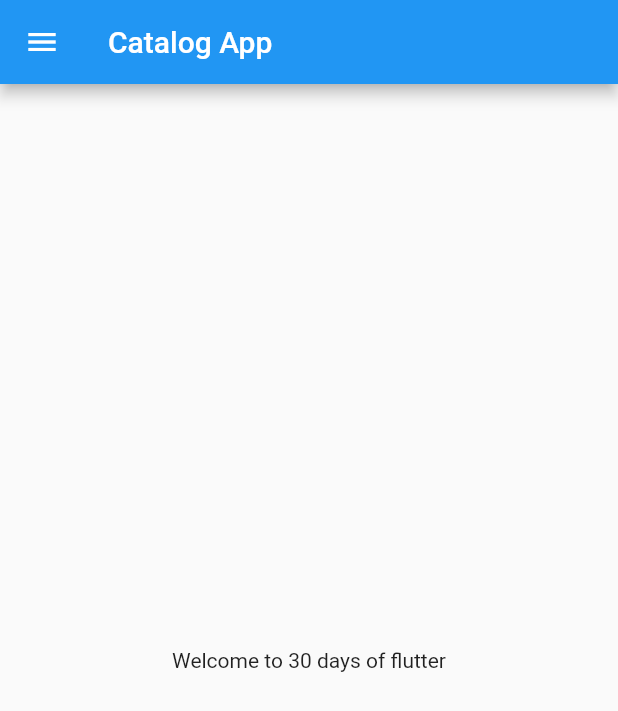
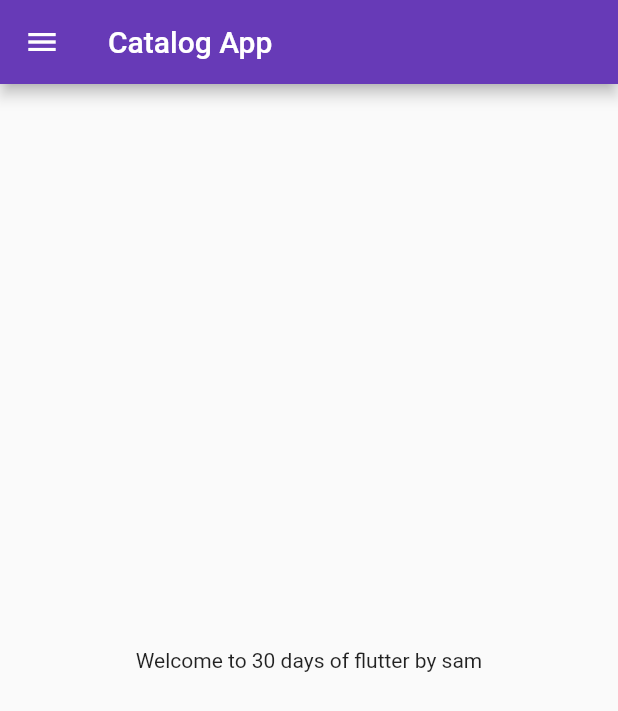
Before and after one commit to mohdsalmanp8666/30DaysOfFlutter, a Flutter app: the screen it shows after launch, on a phone screen of 412 x 824 dp. Shown: the top 711 px of the screen. Run offline on Flutter 3.47's test engine with Material 2 defaults, Android fonts, the phone set to English and light mode, and no system bars.

Commit message:
Day 3 completed

```diff
--- a/lib/main.dart
+++ b/lib/main.dart
@@ -1,5 +1,6 @@
 import 'package:flutter/material.dart';
-import 'package:flutter_catalog/home_page.dart';
+import 'package:flutter_catalog/pages/home_page.dart';
+import 'package:flutter_catalog/pages/login_page.dart';
 
 void main() {
   runApp(MyApp());
@@ -9,7 +10,20 @@ class MyApp extends StatelessWidget {
   @override
   Widget build(BuildContext context) {
     return MaterialApp(
-      home: HomePage(),
+      themeMode: ThemeMode.light,
+      theme: ThemeData(
+        primarySwatch: Colors.deepPurple,
+      ),
+      darkTheme: ThemeData(
+        brightness: Brightness.dark,
+      ),
+      // home: LoginPage(),
+      // initialRoute: "/login",
+      routes: {
+        "/": (context) => HomePage(),
+        "/home": (context) => HomePage(),
+        "/login": (context) => LoginPage(),
+      },
     );
   }
 }
--- a/lib/home_page.dart
+++ b/lib/pages/home_page.dart
@@ -14,7 +14,7 @@ class _HomePageState extends State<HomePage> {
       ),
       body: Center(
         child: Container(
-          child: Text("Welcome to 30 days of flutter"),
+          child: Text("Welcome to 30 days of flutter by sam"),
         ),
       ),
       drawer: Drawer(),
```
Also changed, not shown: lib/pages/login_page.dart (added, +26 -0 lines), 1 other file.
